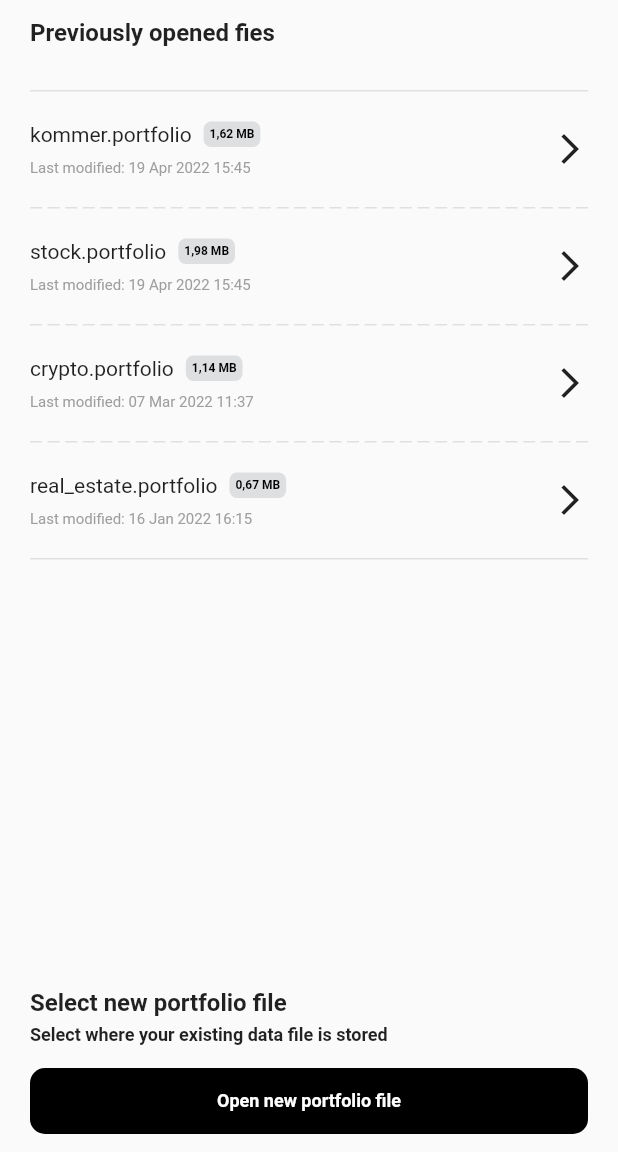
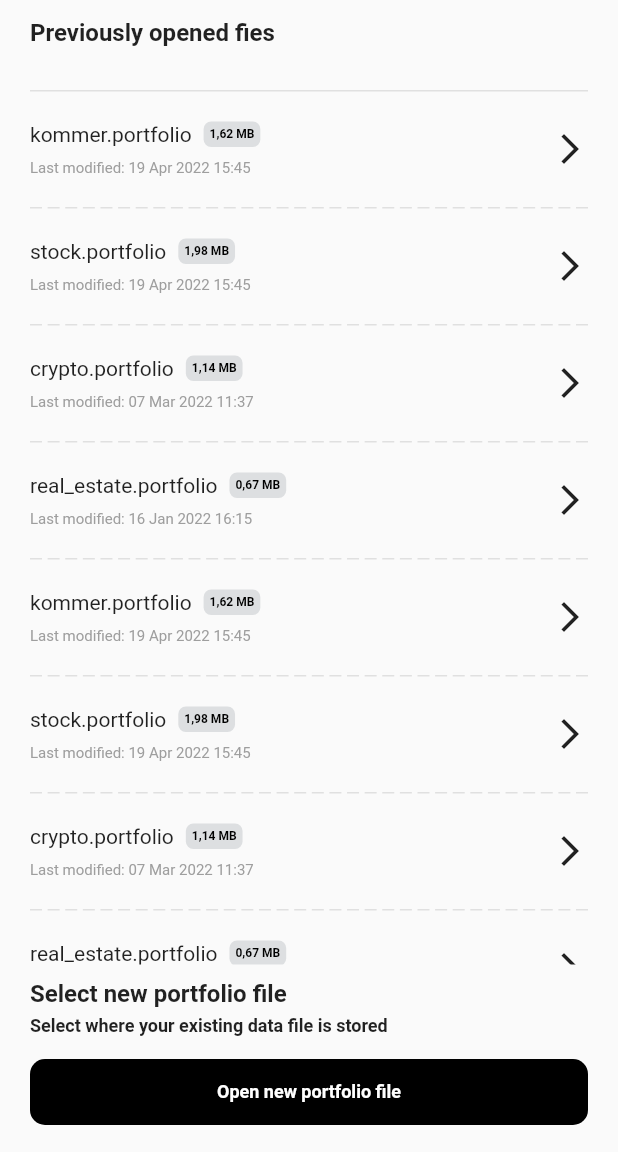
Before and after one commit to abberatfortex/asset_demo, a Flutter app: the screen it shows after launch, on a phone screen of 412 x 824 dp, the part 84-1236 px from its top. Run offline on Flutter 3.47's test engine with Material 2 defaults, Android fonts, the phone set to English and light mode, and no system bars; our stand-ins replace get.

Commit message:
client questioned changes

```diff
--- a/lib/main.dart
+++ b/lib/main.dart
@@ -19,6 +19,7 @@ class MyApp extends StatelessWidget {
       debugShowCheckedModeBanner: false,
       theme: ThemeData(
           brightness: Brightness.light,
+          bottomAppBarTheme: BottomAppBarTheme(color: Colors.grey.shade50,elevation: 0),
           appBarTheme: AppBarTheme(
               color: Colors.grey.shade50,
               titleTextStyle: TextStyle(color: Colors.black, fontWeight: FontWeight.bold, fontSize: 16),
@@ -38,7 +39,7 @@ class MyApp extends StatelessWidget {
               iconTheme: IconThemeData(color: Colors.white)),
           primaryColor: Colors.black),
       themeMode: ThemeMode.system,
-      home: SafeArea(child: PortfolioFilesListing()),
+      home: PortfolioFilesListing(),
     );
   }
 }
--- a/lib/screens/portfolio_files_listing.dart
+++ b/lib/screens/portfolio_files_listing.dart
@@ -14,7 +14,15 @@ class PortfolioFilesListing extends StatelessWidget {
     PortfolioFilesListingCellModel('kommer.portfolio', '1,62 MB', 'Last modified: 19 Apr 2022 15:45'),
     PortfolioFilesListingCellModel('stock.portfolio', '1,98 MB', 'Last modified: 19 Apr 2022 15:45'),
     PortfolioFilesListingCellModel('crypto.portfolio', '1,14 MB', 'Last modified: 07 Mar 2022 11:37'),
-    PortfolioFilesListingCellModel('real_estate.portfolio', '0,67 MB', 'Last modified: 16 Jan 2022 16:15')
+    PortfolioFilesListingCellModel('real_estate.portfolio', '0,67 MB', 'Last modified: 16 Jan 2022 16:15'),
+    PortfolioFilesListingCellModel('kommer.portfolio', '1,62 MB', 'Last modified: 19 Apr 2022 15:45'),
+    PortfolioFilesListingCellModel('stock.portfolio', '1,98 MB', 'Last modified: 19 Apr 2022 15:45'),
+    PortfolioFilesListingCellModel('crypto.portfolio', '1,14 MB', 'Last modified: 07 Mar 2022 11:37'),
+    PortfolioFilesListingCellModel('real_estate.portfolio', '0,67 MB', 'Last modified: 16 Jan 2022 16:15'),
+    PortfolioFilesListingCellModel('kommer.portfolio', '1,62 MB', 'Last modified: 19 Apr 2022 15:45'),
+    PortfolioFilesListingCellModel('stock.portfolio', '1,98 MB', 'Last modified: 19 Apr 2022 15:45'),
+    PortfolioFilesListingCellModel('crypto.portfolio', '1,14 MB', 'Last modified: 07 Mar 2022 11:37'),
+    PortfolioFilesListingCellModel('real_estate.portfolio', '0,67 MB', 'Last modified: 16 Jan 2022 16:15'),
   ];
 
   @override
@@ -38,12 +46,15 @@ class PortfolioFilesListing extends StatelessWidget {
                   : Image.asset('assets/images/settingLight.png')),
         ],
       ),
-      body: Padding(
+      bottomNavigationBar: BottomAppBar(
+        child: Container(
+          padding: const EdgeInsets.only(left: 20, right: 20, top: 10, bottom: 15),
+          height: 125,
+        child: const PortfolioFilesListingFooter(),),
+      ),
+      body: SingleChildScrollView(
+        child: Padding(
           padding: const EdgeInsets.symmetric(horizontal: 20.0, vertical: 12.0),
-        child: Column(
-          crossAxisAlignment: CrossAxisAlignment.start,
-          children: [
-            Expanded(
           child: Column(
             crossAxisAlignment: CrossAxisAlignment.start,
             children: [
@@ -57,6 +68,7 @@ class PortfolioFilesListing extends StatelessWidget {
               ),
               ListView.separated(
                   shrinkWrap: true,
+                  physics: const NeverScrollableScrollPhysics(),
                   separatorBuilder: (context, index) => Padding(
                         padding: const EdgeInsets.symmetric(vertical: 20.0),
                         child: DashLineView(
@@ -78,11 +90,9 @@ class PortfolioFilesListing extends StatelessWidget {
                 margin: const EdgeInsets.symmetric(vertical: 20),
                 color: Colors.grey.shade300,
               ),
+
             ],
           ),
-            ),
-            const PortfolioFilesListingFooter()
-          ],
         ),
       ),
     );
--- a/lib/widgets/round_corner_button.dart
+++ b/lib/widgets/round_corner_button.dart
@@ -1,5 +1,6 @@
 import 'package:flutter/material.dart';
 
+// ignore: must_be_immutable
 class RoundCornerButton extends StatelessWidget {
   String buttonText;
   RoundCornerButton({
@@ -10,7 +11,6 @@ class RoundCornerButton extends StatelessWidget {
   @override
   Widget build(BuildContext context) {
     return Container(
-      width: MediaQuery.of(context).size.width,
       padding: const EdgeInsets.symmetric(vertical: 15),
       decoration: BoxDecoration(
           borderRadius: BorderRadius.circular(10),
@@ -18,7 +18,7 @@ class RoundCornerButton extends StatelessWidget {
       child: Center(
           child: Text(
         buttonText,
-        style: TextStyle(color: Colors.white, fontSize: 12, fontWeight: FontWeight.w600),
+        style: const TextStyle(color: Colors.white, fontSize: 12, fontWeight: FontWeight.w600),
       )),
     );
   }
```
Lines whose indentation alone changed are shown as unchanged.
